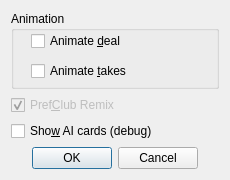
This is src/ui/optform.ui in infsega/bbpref as Qt 5 draws it before an edit. The edited form follows.
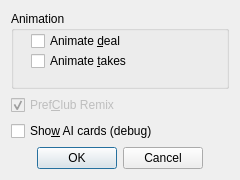
This is the edited form. Icons and pictures are not drawn.

Commit message: Fixed layout for russian locale

What changed in the file:
```diff
--- a/src/ui/optform.ui
+++ b/src/ui/optform.ui
@@ -9,19 +9,19 @@
    <rect>
     <x>0</x>
     <y>0</y>
-    <width>230</width>
+    <width>240</width>
     <height>180</height>
    </rect>
   </property>
   <property name="minimumSize">
    <size>
-    <width>230</width>
+    <width>240</width>
     <height>180</height>
    </size>
   </property>
   <property name="maximumSize">
    <size>
-    <width>230</width>
+    <width>240</width>
     <height>180</height>
    </size>
   </property>
@@ -64,7 +64,7 @@
       <property name="geometry">
        <rect>
         <x>20</x>
-        <y>50</y>
+        <y>40</y>
         <width>181</width>
         <height>20</height>
        </rect>
```
